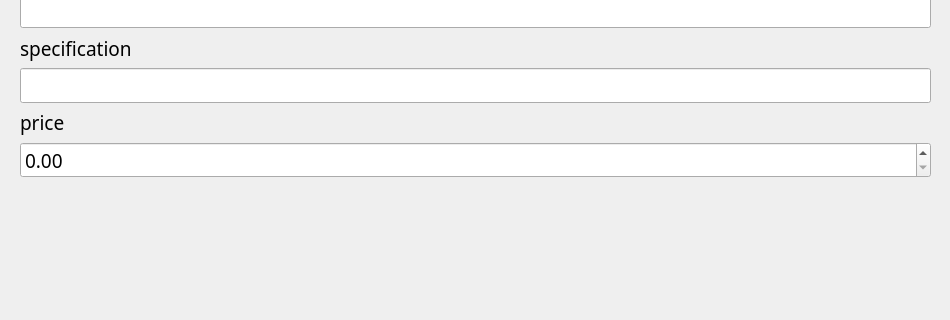
This is ui/shankDialog.ui in SuhYeoJee/OrderManager as Qt 5 draws it before an edit; both pictures show x 0 to 950 and y 150 to 470 of the 950 by 800 pixel window. The edited form follows.
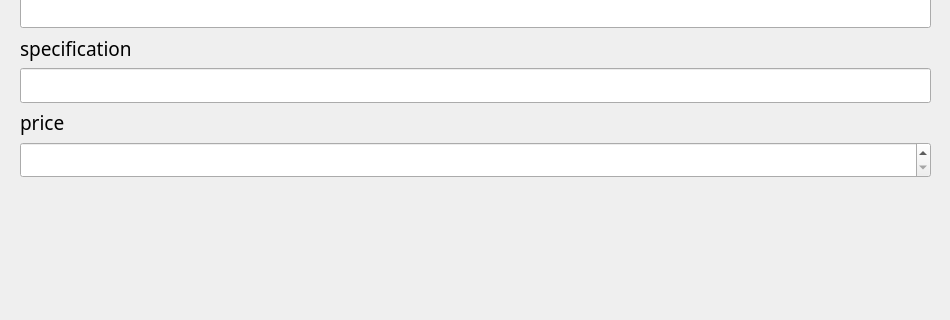
This is the edited form.

```diff
--- a/ui/shankDialog.ui
+++ b/ui/shankDialog.ui
@@ -152,6 +152,9 @@
     </item>
     <item row="5" column="0">
      <widget class="QDoubleSpinBox" name="priceDoubleSpinBox">
+      <property name="specialValueText">
+       <string> </string>
+      </property>
       <property name="maximum">
        <double>999999.989999999990687</double>
       </property>
```
Left out of the diff: 12 changed lines with no effect on the pictures.
